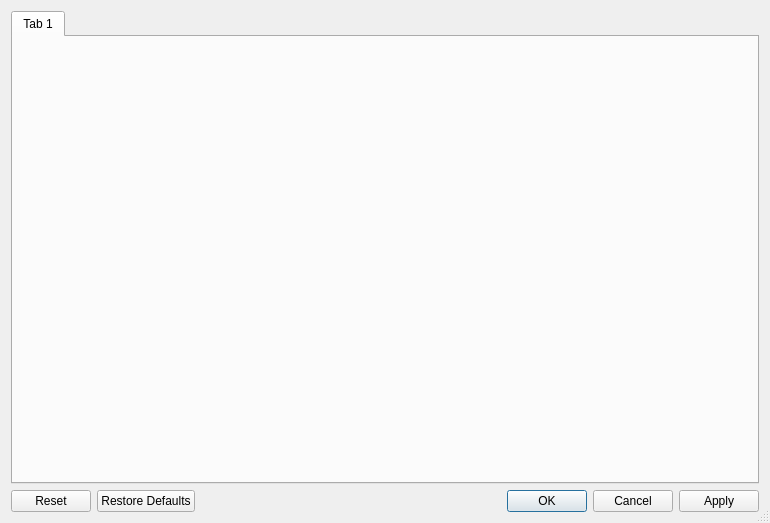
First picture: the form in src/mumble/ConfigDialog.ui, repository mumble-voip/mumble, before the edit.
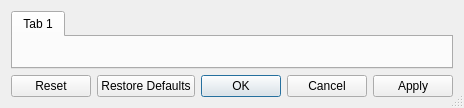
Second picture: the form after the edit.

Commit message: Enable tab scrolling to save a bit of space in the config dialog.

What changed in the file:
```diff
--- a/src/mumble/ConfigDialog.ui
+++ b/src/mumble/ConfigDialog.ui
@@ -5,8 +5,8 @@
    <rect>
     <x>0</x>
     <y>0</y>
-    <width>770</width>
-    <height>523</height>
+    <width>449</width>
+    <height>108</height>
    </rect>
   </property>
   <property name="windowTitle" >
@@ -21,9 +21,6 @@
      <property name="currentIndex" >
       <number>0</number>
      </property>
-     <property name="usesScrollButtons" >
-      <bool>false</bool>
-     </property>
      <widget class="QWidget" name="tab_3" >
       <attribute name="title" >
        <string>Tab 1</string>
```
